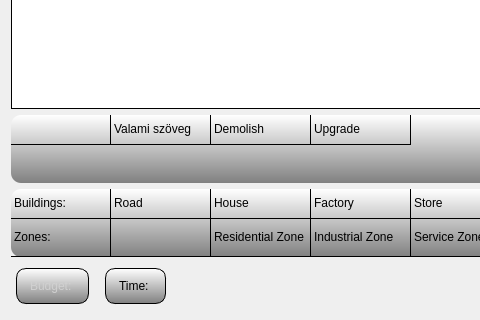
This is src/view/GamePage.ui in fmarkyy98/qt-city as Qt 5 draws it before an edit; both pictures show x 0 to 480 and y 241 to 561 of the 915 by 561 pixel window. The edited form follows.
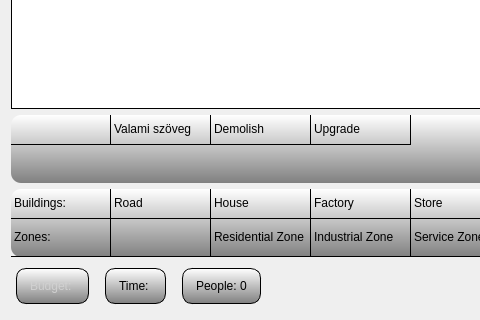
This is the edited form. Icons and pictures are not drawn.

Commit message: Show full capacity

What changed in the file:
```diff
--- a/src/view/GamePage.ui
+++ b/src/view/GamePage.ui
@@ -6645,6 +6645,23 @@
        </property>
       </widget>
      </item>
+     <item>
+      <widget class="QLabel" name="label_4">
+       <property name="styleSheet">
+        <string notr="true">background-color: qlineargradient(x1: 0, y1: 0, x2: 0, y2: 1, stop: 0 white, stop: 1 grey);
+border-style: solid;
+border-color: black;
+border-width: 1px;
+margin: 5px;
+padding: 10px;
+border-radius: 10px;
+color: black;</string>
+       </property>
+       <property name="text">
+        <string>People: 0</string>
+       </property>
+      </widget>
+     </item>
      <item>
       <spacer name="horizontalSpacer_3">
        <property name="orientation">
```
The commit also changes 1 other file.
